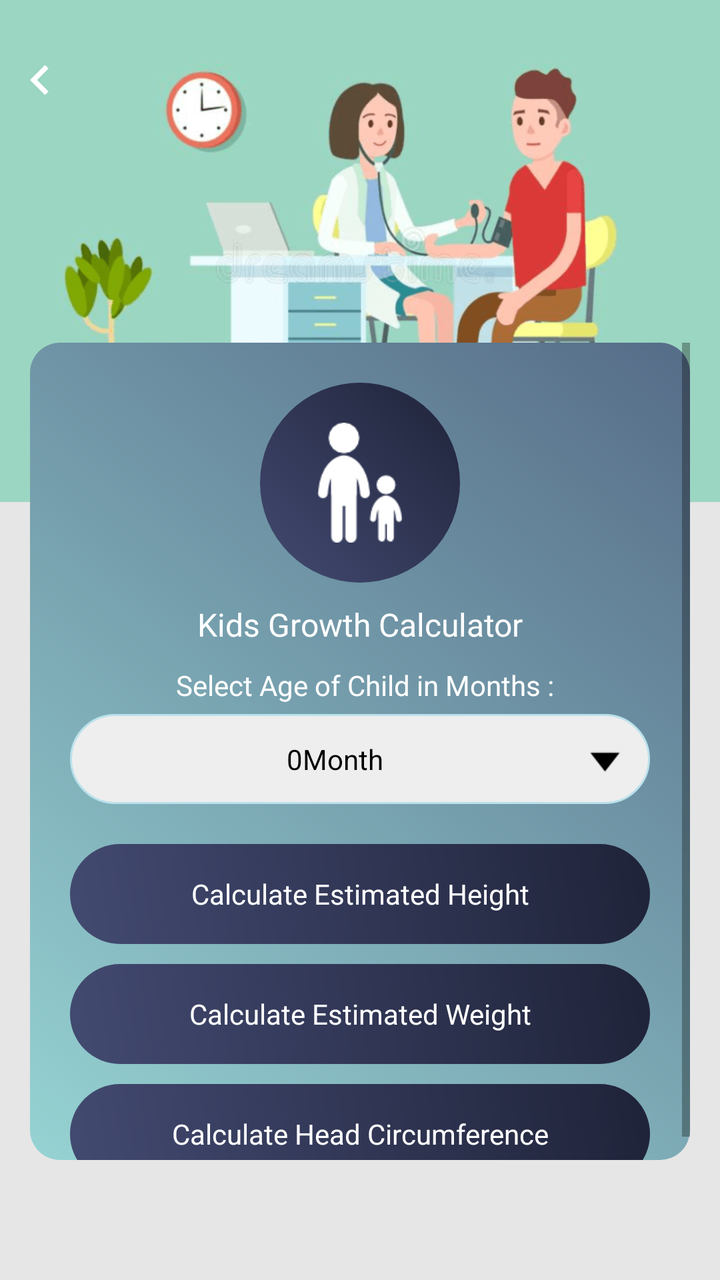
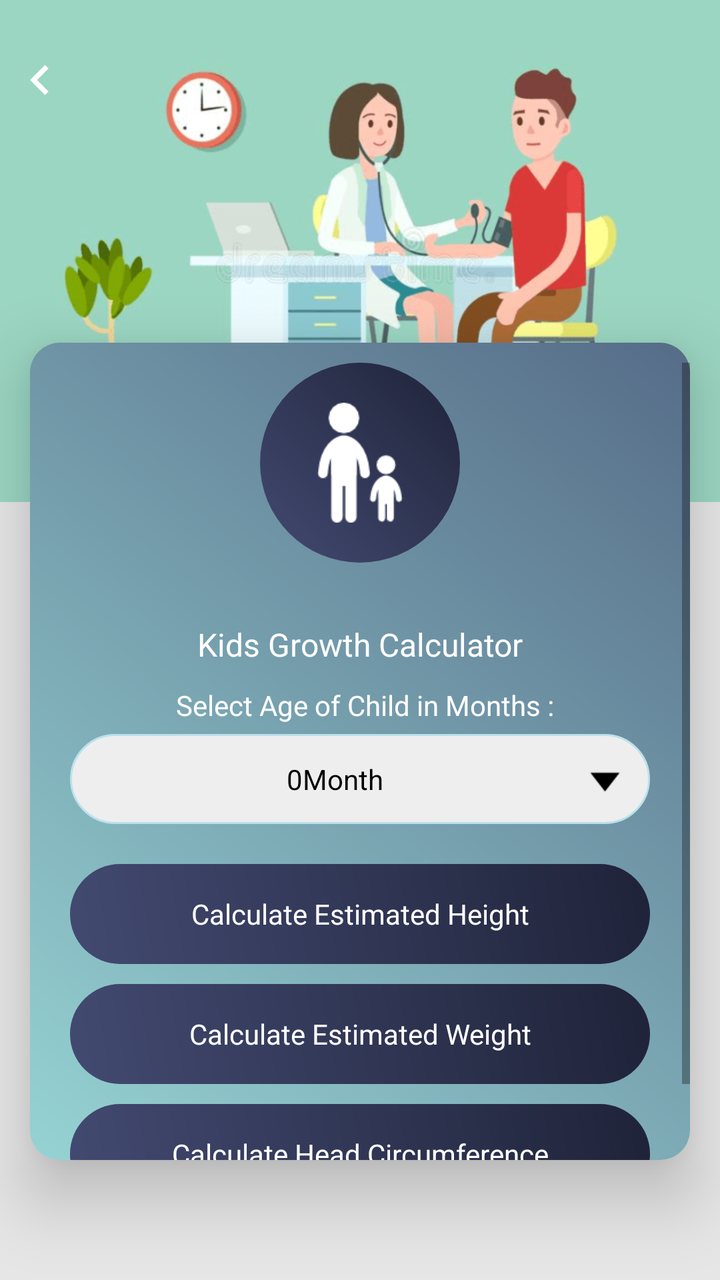

Screens rendered from an Android XML layout before and after an edit, with the pre-edit source and the edit as a unified diff.
<!-- AndroidManifest.xml: application theme AppTheme -->
<!-- res/layout/activity_child_growth.xml -->
<?xml version="1.0" encoding="utf-8"?>
<RelativeLayout xmlns:android="http://schemas.android.com/apk/res/android"
    xmlns:aapt="http://schemas.android.com/aapt"
    xmlns:app="http://schemas.android.com/apk/res-auto"
    android:layout_width="match_parent"
    android:layout_height="match_parent"
    android:background="@color/gray_color">


    <RelativeLayout
        android:id="@+id/banner"
        android:layout_width="match_parent"
        android:layout_height="wrap_content"
        android:background="@mipmap/calculator_banner_2">

    </RelativeLayout>
    <ImageView
        android:id="@+id/iv_back"
        android:layout_width="40dp"
        android:layout_height="40dp"
        android:layout_alignParentLeft="true"
        android:layout_alignParentTop="true"
        android:layout_marginTop="20dp"
        android:padding="5dp"
        android:src="@drawable/ic_chevron_left_white_24dp" />



    <LinearLayout
        android:id="@+id/cardviewone"
        android:layout_marginBottom="60dp"
        android:layout_width="match_parent"
        android:layout_height="wrap_content"
        android:layout_marginLeft="@dimen/text_15"
        android:layout_below="@+id/banner"
        android:layout_marginTop="-80dp"
        android:layout_marginRight="@dimen/text_15"
        android:orientation="horizontal"
        android:background="@drawable/a2_grad_black"
        app:cardElevation="20dip">




    <ScrollView
        android:layout_width="match_parent"
        android:layout_height="wrap_content"
        android:layout_above="@+id/ad_layout"
        android:layout_below="@+id/tv_child_growth">

        <LinearLayout
            android:layout_width="match_parent"
            android:layout_height="wrap_content"
            android:layout_centerInParent="true"
            android:layout_margin="20dp"
            android:orientation="vertical">


            <RelativeLayout
                android:layout_width="match_parent"
                android:layout_above="@+id/cardviewone"

                android:layout_height="wrap_content">
                <RelativeLayout
                    android:id="@+id/rel12"
                    android:layout_width="100dp"
                    android:layout_centerInParent="true"
                    android:background="@drawable/a3_grad"
                    android:layout_height="100dp">

                    <ImageView
                        android:id="@+id/iv_child_growth"
                        android:layout_width="60dp"
                        android:layout_height="60dp"
                        android:layout_centerHorizontal="true"
                        android:layout_centerInParent="true"
                        android:src="@drawable/img_kids_growth" />
                </RelativeLayout>
            </RelativeLayout>


            <TextView
                android:id="@+id/tv_child_growth"
                android:layout_width="match_parent"
                android:layout_height="wrap_content"
                android:layout_below="@+id/rel12"
                android:textAlignment="center"
                android:layout_centerHorizontal="true"
                android:layout_margin="10dp"
                android:text="@string/Kids_Growth_Calculator"
                android:textColor="@color/white"
                android:textSize="@dimen/textsize_16" />
            
            <TextView
                android:id="@+id/tv_select_age"
                android:layout_width="match_parent"
                android:layout_height="wrap_content"
                android:layout_marginBottom="5dp"
                android:gravity="center"
                android:inputType="numberDecimal"
                android:paddingLeft="5dp"
                android:text="Select Age of Child in Months :"
                android:textColor="@color/white"
                android:textColorHint="@color/btnbackground1"
                android:textSize="@dimen/textsize_14" />

            <TextView
                android:id="@+id/tv_childmonth"
                android:layout_width="match_parent"
                android:layout_height="wrap_content"
                android:layout_marginBottom="20dp"
                android:layout_weight="3.5"
                android:background="@drawable/corner2"
                android:drawableRight="@mipmap/down"
                android:gravity="center"
                android:padding="10dp"
                android:text="@string/Month_0"
                android:textColor="@color/black"
                android:textColorHint="@color/black"
                android:textSize="@dimen/textsize_14" />

            <TextView
                android:id="@+id/tv_search_child_height"
                android:layout_width="match_parent"
                android:layout_height="50dp"
                android:background="@drawable/a3_grad"
                android:gravity="center"
                android:text="@string/Calculate_Estimated_Height"
                android:textColor="@color/white"
                android:textColorHint="@color/white"
                android:textSize="@dimen/textsize_14" />

            <TextView
                android:id="@+id/tv_search_child_weight"
                android:layout_width="match_parent"
                android:layout_height="50dp"
                android:layout_marginTop="10dp"
                android:background="@drawable/a3_grad"
                android:gravity="center"
                android:text="@string/Calculate_Estimated_Weight"
                android:textColor="@color/white"
                android:textColorHint="@color/white"
                android:textSize="@dimen/textsize_14" />

            <TextView
                android:id="@+id/tv_search_headcircumference"
                android:layout_width="match_parent"
                android:layout_height="50dp"
                android:layout_marginTop="10dp"
                android:background="@drawable/a3_grad"
                android:gravity="center"
                android:text="@string/Calculate_Head_Circumference"
                android:textColor="@color/white"
                android:textColorHint="@color/white"
                android:textSize="@dimen/textsize_14" />
        </LinearLayout>
    </ScrollView>
    
    </LinearLayout>

    <LinearLayout
        android:id="@+id/normal_ad_include"
        android:layout_width="match_parent"
        android:layout_height="wrap_content"
        android:orientation="vertical"
        android:gravity="center"
        android:layout_alignParentBottom="true"/>
</RelativeLayout>
<!-- resources referenced by this layout -->
<resources>
  <color name="black">#000000</color>
  <color name="btnbackground1">#000</color>
  <color name="gray_color">#E6E6E6</color>
  <color name="white">#ffffff</color>
  <dimen name="text_15">15sp</dimen>
  <dimen name="textsize_14">14sp</dimen>
  <dimen name="textsize_16">16sp</dimen>
  <!-- drawable a2_grad_black (drawable) -->
  <?xml version="1.0" encoding="utf-8"?>
  <shape xmlns:android="http://schemas.android.com/apk/res/android">
      <gradient
          android:angle="225"
          android:endColor="#96D3D3"
          android:startColor="#566C88" />
  
      <corners android:radius="15dp"/>
  
  </shape>
  <!-- drawable a3_grad (drawable) -->
  <?xml version="1.0" encoding="utf-8"?>
  <shape xmlns:android="http://schemas.android.com/apk/res/android">
  <gradient
      android:angle="225"
      android:endColor="#434A71"
      android:startColor="#1F2339" />
  
  <corners android:radius="200dp"/>
  
  </shape>
  <!-- drawable corner2 (drawable) -->
  <?xml version="1.0" encoding="utf-8"?>
  <shape xmlns:android="http://schemas.android.com/apk/res/android"
      android:shape="rectangle">
  
  
      <stroke
          android:width="1dp"
          android:color="#BBE1EB"/>
  
      <corners android:radius="200dp"/>
  
      <solid
          android:color="#EEEEEE"/>
  
  </shape>
  <!-- drawable ic_chevron_left_white_24dp (drawable) -->
  <vector android:height="24dp" android:tint="#FFFFFF"
      android:viewportHeight="24" android:viewportWidth="24"
      android:width="24dp" xmlns:android="http://schemas.android.com/apk/res/android">
      <path android:fillColor="@android:color/white" android:pathData="M15.41,7.41L14,6l-6,6 6,6 1.41,-1.41L10.83,12z"/>
  </vector>
  <!-- drawable img_kids_growth: png bitmap (drawable, 1345 bytes) -->
  <!-- mipmap calculator_banner_2: png bitmap (mipmap-xhdpi, 70074 bytes) -->
  <!-- mipmap down: png bitmap (mipmap-xhdpi, 325 bytes) -->
  <string name="Calculate_Estimated_Height">Calculate Estimated Height</string>
  <string name="Calculate_Estimated_Weight">Calculate Estimated Weight</string>
  <string name="Calculate_Head_Circumference">Calculate Head Circumference</string>
  <string name="Kids_Growth_Calculator">Kids Growth Calculator</string>
  <string name="Month_0">0Month</string>
  <style name="AppTheme" parent="Theme.AppCompat.Light.DarkActionBar">
          
          <item name="colorPrimary">@color/colorPrimary</item>
          <item name="colorPrimaryDark">@color/colorPrimaryDark</item>
          <item name="colorAccent">@color/colorAccent</item>
      </style>
  <color name="colorPrimary">#434A71</color>
  <color name="colorPrimaryDark">#1F2339</color>
  <color name="colorAccent">#1F2339</color>
</resources>

<!-- the commit's change to res/layout/activity_child_growth.xml (unified diff, before → after) -->
@@ -37,7 +37,7 @@
         android:layout_marginRight="@dimen/text_15"
         android:orientation="horizontal"
         android:background="@drawable/a2_grad_black"
-        app:cardElevation="20dip">
+        android:elevation="20dp">
 
 
 
@@ -46,20 +46,19 @@
         android:layout_width="match_parent"
         android:layout_height="wrap_content"
         android:layout_above="@+id/ad_layout"
+        android:layout_marginTop="10dp"
         android:layout_below="@+id/tv_child_growth">
 
         <LinearLayout
             android:layout_width="match_parent"
             android:layout_height="wrap_content"
             android:layout_centerInParent="true"
-            android:layout_margin="20dp"
             android:orientation="vertical">
 
 
             <RelativeLayout
                 android:layout_width="match_parent"
                 android:layout_above="@+id/cardviewone"
-
                 android:layout_height="wrap_content">
                 <RelativeLayout
                     android:id="@+id/rel12"
@@ -78,82 +77,90 @@
                 </RelativeLayout>
             </RelativeLayout>
 
-
-            <TextView
-                android:id="@+id/tv_child_growth"
+            <LinearLayout
                 android:layout_width="match_parent"
                 android:layout_height="wrap_content"
-                android:layout_below="@+id/rel12"
-                android:textAlignment="center"
-                android:layout_centerHorizontal="true"
-                android:layout_margin="10dp"
-                android:text="@string/Kids_Growth_Calculator"
-                android:textColor="@color/white"
-                android:textSize="@dimen/textsize_16" />
-            
-            <TextView
-                android:id="@+id/tv_select_age"
-                android:layout_width="match_parent"
-                android:layout_height="wrap_content"
-                android:layout_marginBottom="5dp"
-                android:gravity="center"
-                android:inputType="numberDecimal"
-                android:paddingLeft="5dp"
-                android:text="Select Age of Child in Months :"
-                android:textColor="@color/white"
-                android:textColorHint="@color/btnbackground1"
-                android:textSize="@dimen/textsize_14" />
+                android:layout_centerInParent="true"
+                android:layout_margin="20dp"
+                android:orientation="vertical">
 
-            <TextView
-                android:id="@+id/tv_childmonth"
-                android:layout_width="match_parent"
-                android:layout_height="wrap_content"
-                android:layout_marginBottom="20dp"
-                android:layout_weight="3.5"
-                android:background="@drawable/corner2"
-                android:drawableRight="@mipmap/down"
-                android:gravity="center"
-                android:padding="10dp"
-                android:text="@string/Month_0"
-                android:textColor="@color/black"
-                android:textColorHint="@color/black"
-                android:textSize="@dimen/textsize_14" />
 
-            <TextView
-                android:id="@+id/tv_search_child_height"
-                android:layout_width="match_parent"
-                android:layout_height="50dp"
-                android:background="@drawable/a3_grad"
-                android:gravity="center"
-                android:text="@string/Calculate_Estimated_Height"
-                android:textColor="@color/white"
-                android:textColorHint="@color/white"
-                android:textSize="@dimen/textsize_14" />
+                <TextView
+                    android:id="@+id/tv_child_growth"
+                    android:layout_width="match_parent"
+                    android:layout_height="wrap_content"
+                    android:layout_below="@+id/rel12"
+                    android:textAlignment="center"
+                    android:layout_centerHorizontal="true"
+                    android:layout_margin="10dp"
+                    android:text="@string/Kids_Growth_Calculator"
+                    android:textColor="@color/white"
+                    android:textSize="@dimen/textsize_16" />
 
-            <TextView
-                android:id="@+id/tv_search_child_weight"
-                android:layout_width="match_parent"
-                android:layout_height="50dp"
-                android:layout_marginTop="10dp"
-                android:background="@drawable/a3_grad"
-                android:gravity="center"
-                android:text="@string/Calculate_Estimated_Weight"
-                android:textColor="@color/white"
-                android:textColorHint="@color/white"
-                android:textSize="@dimen/textsize_14" />
+                <TextView
+                    android:id="@+id/tv_select_age"
+                    android:layout_width="match_parent"
+                    android:layout_height="wrap_content"
+                    android:layout_marginBottom="5dp"
+                    android:gravity="center"
+                    android:inputType="numberDecimal"
+                    android:paddingLeft="5dp"
+                    android:text="Select Age of Child in Months :"
+                    android:textColor="@color/white"
+                    android:textColorHint="@color/btnbackground1"
+                    android:textSize="@dimen/textsize_14" />
 
-            <TextView
-                android:id="@+id/tv_search_headcircumference"
-                android:layout_width="match_parent"
-                android:layout_height="50dp"
-                android:layout_marginTop="10dp"
-                android:background="@drawable/a3_grad"
-                android:gravity="center"
-                android:text="@string/Calculate_Head_Circumference"
-                android:textColor="@color/white"
-                android:textColorHint="@color/white"
-                android:textSize="@dimen/textsize_14" />
-        </LinearLayout>
+                <TextView
+                    android:id="@+id/tv_childmonth"
+                    android:layout_width="match_parent"
+                    android:layout_height="wrap_content"
+                    android:layout_marginBottom="20dp"
+                    android:layout_weight="3.5"
+                    android:background="@drawable/corner2"
+                    android:drawableRight="@mipmap/down"
+                    android:gravity="center"
+                    android:padding="10dp"
+                    android:text="@string/Month_0"
+                    android:textColor="@color/black"
+                    android:textColorHint="@color/black"
+                    android:textSize="@dimen/textsize_14" />
+
+                <TextView
+                    android:id="@+id/tv_search_child_height"
+                    android:layout_width="match_parent"
+                    android:layout_height="50dp"
+                    android:background="@drawable/a3_grad"
+                    android:gravity="center"
+                    android:text="@string/Calculate_Estimated_Height"
+                    android:textColor="@color/white"
+                    android:textColorHint="@color/white"
+                    android:textSize="@dimen/textsize_14" />
+
+                <TextView
+                    android:id="@+id/tv_search_child_weight"
+                    android:layout_width="match_parent"
+                    android:layout_height="50dp"
+                    android:layout_marginTop="10dp"
+                    android:background="@drawable/a3_grad"
+                    android:gravity="center"
+                    android:text="@string/Calculate_Estimated_Weight"
+                    android:textColor="@color/white"
+                    android:textColorHint="@color/white"
+                    android:textSize="@dimen/textsize_14" />
+
+                <TextView
+                    android:id="@+id/tv_search_headcircumference"
+                    android:layout_width="match_parent"
+                    android:layout_height="50dp"
+                    android:layout_marginTop="10dp"
+                    android:background="@drawable/a3_grad"
+                    android:gravity="center"
+                    android:text="@string/Calculate_Head_Circumference"
+                    android:textColor="@color/white"
+                    android:textColorHint="@color/white"
+                    android:textSize="@dimen/textsize_14" />
+            </LinearLayout>
+            </LinearLayout>
     </ScrollView>
     
     </LinearLayout>
